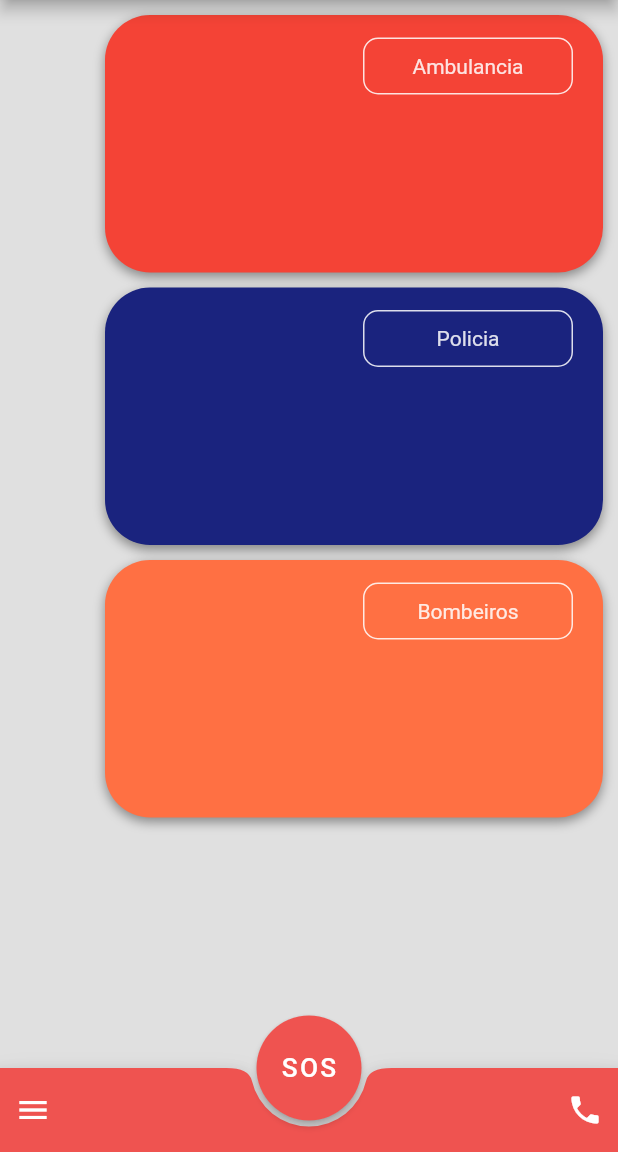
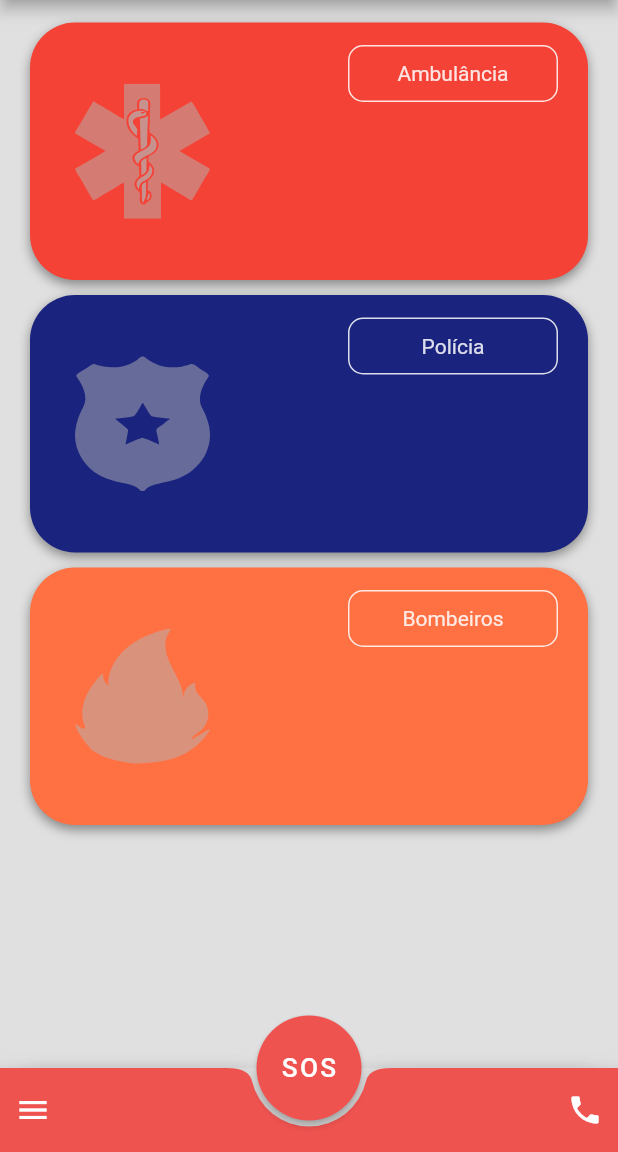
Before and after one commit to 4Ever-Bits/SOS-Brasil, a Flutter app: the HomePage screen opened by its route, on a phone screen of 412 x 824 dp, the part 84-1236 px from its top. Run offline on Flutter 3.47's test engine with Material 2 defaults, Android fonts, the phone set to English and light mode, and no system bars; our stand-ins replace flutter_secure_storage, flutter_svg, loading_overlay, mask_text_input_formatter; accounts and stored records are empty.

Commit message:
Create phone backdrop

```diff
--- a/mobile/lib/components/custom_bottombar.dart
+++ b/mobile/lib/components/custom_bottombar.dart
@@ -1,8 +1,11 @@
 import 'package:flutter/material.dart';
 
 class CustomBottomBar extends StatelessWidget {
+  final Function showPhone;
+
   const CustomBottomBar({
     Key key,
+    this.showPhone,
   }) : super(key: key);
 
   @override
@@ -25,7 +28,7 @@ class CustomBottomBar extends StatelessWidget {
                 ),
               ),
               GestureDetector(
-                onTap: () {},
+                onTap: showPhone,
                 child: Icon(
                   Icons.phone,
                   color: Colors.white,
--- a/mobile/lib/controllers/login_controller.dart
+++ b/mobile/lib/controllers/login_controller.dart
@@ -13,8 +13,6 @@ class LoginController {
 
     var response = await http.post(url, headers: header, body: body);
 
-    print(response.body);
-
     if (response.statusCode == 200) {
       return sessionFromJson(response.body);
     } else {
--- a/mobile/lib/models/service.dart
+++ b/mobile/lib/models/service.dart
@@ -3,7 +3,8 @@ import 'package:flutter/material.dart';
 class Service {
   final String name;
   final String phoneNumber;
+  final String imageUrl;
   final Color color;
 
-  Service(this.name, this.phoneNumber, this.color);
+  Service(this.name, this.phoneNumber, this.color, this.imageUrl);
 }
--- /dev/null
+++ b/mobile/lib/models/sos.dart
@@ -0,0 +1,5 @@
+class Sos {
+  static Future<bool> callSOS() async {}
+
+  static void callToSomeone() {}
+}
--- a/mobile/lib/screens/HomeScreen/components/card/service_card.dart
+++ b/mobile/lib/screens/HomeScreen/components/card/service_card.dart
@@ -1,5 +1,6 @@
 import 'package:flutter/material.dart';
 import 'package:mobile/models/service.dart';
+import 'package:flutter_svg/flutter_svg.dart';
 
 class ServiceCard extends StatelessWidget {
   final Service service;
@@ -10,6 +11,7 @@ class ServiceCard extends StatelessWidget {
   Widget build(BuildContext context) {
     return GestureDetector(
       onTap: () {
+        print(service.imageUrl);
         print(service.name);
       },
       child: Stack(
@@ -42,6 +44,18 @@ class ServiceCard extends StatelessWidget {
               ),
             ),
           ),
+          Positioned.fill(
+            child: Align(
+              alignment: Alignment.centerLeft,
+              child: Padding(
+                padding: const EdgeInsets.only(left: 30),
+                child: SvgPicture.asset(
+                  service.imageUrl,
+                  height: 90,
+                ),
+              ),
+            ),
+          ),
         ],
       ),
     );
--- a/mobile/lib/screens/HomeScreen/home_screen.dart
+++ b/mobile/lib/screens/HomeScreen/home_screen.dart
@@ -19,25 +19,63 @@ class HomePage extends StatefulWidget {
   _HomePageState createState() => _HomePageState();
 }
 
-class _HomePageState extends State<HomePage> {
+class _HomePageState extends State<HomePage>
+    with SingleTickerProviderStateMixin {
+  AnimationController _controller;
   User user;
 
   List<Service> services = [
-    Service("Ambulancia", "192", Colors.red),
-    Service("Policia", "190", Colors.indigo[900]),
-    Service("Bombeiros", "193", Colors.deepOrange[400]),
+    Service(
+      "Ambulância",
+      "192",
+      Colors.red,
+      "assets/svgs/samu.svg",
+    ),
+    Service(
+      "Polícia",
+      "190",
+      Colors.indigo[900],
+      "assets/svgs/policia.svg",
+    ),
+    Service(
+      "Bombeiros",
+      "193",
+      Colors.deepOrange[400],
+      "assets/svgs/bombeiro.svg",
+    ),
   ];
 
   bool _isSOSActive = false;
+  bool _isVisible = false;
 
   @override
   void initState() {
+    super.initState();
+
     storage.read(key: "user").then((value) {
       setState(() {
         user = userFromJson(value);
       });
     });
-    super.initState();
+
+    _controller = new AnimationController(
+      duration: const Duration(milliseconds: 100),
+      value: 0.0,
+      vsync: this,
+    );
+  }
+
+  @override
+  void dispose() {
+    super.dispose();
+    _controller.dispose();
+  }
+
+  toggleBackdrop() {
+    _controller.fling(velocity: _isPanelVisible ? -1.0 : 1.0);
+    setState(() {
+      _isVisible = _isPanelVisible;
+    });
   }
 
   @override
@@ -50,34 +88,108 @@ class _HomePageState extends State<HomePage> {
             context: context,
             user: user,
           ),
-          body: Container(
-            child: Padding(
-              padding: const EdgeInsets.fromLTRB(70, 10, 10, 0),
-              child: ListView.separated(
-                physics: BouncingScrollPhysics(),
-                scrollDirection: Axis.vertical,
-                shrinkWrap: true,
-                itemCount: services.length,
-                itemBuilder: (context, index) {
-                  return ServiceCard(service: services[index]);
-                },
-                separatorBuilder: (context, index) {
-                  return SizedBox(height: 10);
-                },
+          body: LayoutBuilder(builder: buildStack),
+          floatingActionButtonLocation:
+              FloatingActionButtonLocation.centerDocked,
+          floatingActionButton: _isVisible ? null : CustomFAB(),
+          bottomNavigationBar:
+              _isVisible ? null : CustomBottomBar(showPhone: toggleBackdrop),
+        ),
+        _isSOSActive ? Positioned(child: SOSScreen()) : SizedBox()
+      ],
+    );
+  }
+
+  Container buildContainer() {
+    return Container(
+      child: Padding(
+        padding: const EdgeInsets.fromLTRB(20, 15, 20, 0),
+        child: Column(
+          children: <Widget>[
+            ServiceCard(service: services[0]),
+            SizedBox(height: 10),
+            ServiceCard(service: services[1]),
+            SizedBox(height: 10),
+            ServiceCard(service: services[2]),
+            SizedBox(height: 10),
+          ],
+        ),
+      ),
+    );
+  }
+
+  Widget buildStack(BuildContext context, BoxConstraints constraints) {
+    final Animation<RelativeRect> animation = _getPanelAnimation(constraints);
+    return Container(
+      child: Stack(
+        children: <Widget>[
+          buildContainer(),
+          PositionedTransition(
+            rect: animation,
+            child: GestureDetector(
+              onTap: toggleBackdrop,
+              child: Material(
+                elevation: 12.0,
+                borderRadius: const BorderRadius.only(
+                  topLeft: const Radius.circular(40.0),
+                  topRight: const Radius.circular(40.0),
+                ),
+                child: Container(
+                  decoration: BoxDecoration(
+                    gradient: LinearGradient(
+                      colors: [Colors.indigo[900], Colors.indigo[300]],
+                      begin: Alignment.topCenter,
+                      end: Alignment.bottomCenter,
+                    ),
+                    borderRadius: const BorderRadius.only(
+                      topLeft: const Radius.circular(40.0),
+                      topRight: const Radius.circular(40.0),
+                    ),
+                  ),
+                  child: Column(
+                    children: <Widget>[
+                      Container(
+                        height: 32,
+                        child: Center(
+                          child: Divider(
+                            color: Colors.white,
+                            thickness: 1,
+                            indent:
+                                (MediaQuery.of(context).size.width / 2) - 25,
+                            endIndent:
+                                (MediaQuery.of(context).size.width / 2) - 25,
+                          ),
+                        ),
+                      ),
+                      Expanded(
+                        child: Center(
+                          child: Text("content"),
+                        ),
+                      )
+                    ],
+                  ),
+                ),
               ),
             ),
           ),
-          floatingActionButtonLocation:
-              FloatingActionButtonLocation.centerDocked,
-          floatingActionButton: CustomFAB(),
-          bottomNavigationBar: CustomBottomBar(),
-        ),
-        _isSOSActive
-            ? Positioned(
-                child: SOSScreen(),
-              )
-            : SizedBox()
-      ],
+        ],
+      ),
     );
   }
+
+  bool get _isPanelVisible {
+    final AnimationStatus status = _controller.status;
+    return status == AnimationStatus.completed ||
+        status == AnimationStatus.forward;
+  }
+
+  Animation<RelativeRect> _getPanelAnimation(BoxConstraints constraints) {
+    final double height = constraints.biggest.height;
+    final double top = height;
+    final double bottom = -32;
+    return RelativeRectTween(
+      begin: RelativeRect.fromLTRB(0.0, top, 0.0, bottom),
+      end: RelativeRect.fromLTRB(0.0, 100, 0.0, 0.0),
+    ).animate(CurvedAnimation(parent: _controller, curve: Curves.linear));
+  }
 }
```
Also changed, not shown: mobile/lib/components/custom_close_fab.dart (added, +26 -0 lines), mobile/lib/screens/SosScreen/sos_screen.dart (+69 -51 lines), mobile/lib/screens/login_screen.dart (+7 -1 lines), mobile/lib/utils/sos_clipper.dart (added, +19 -0 lines), mobile/pubspec.yaml (+4 -3 lines), mobile/assets/svgs/bombeiro.svg (added), mobile/assets/svgs/policia.svg (added), mobile/assets/svgs/samu.svg (added), mobile/pubspec.lock, 1 other file.
